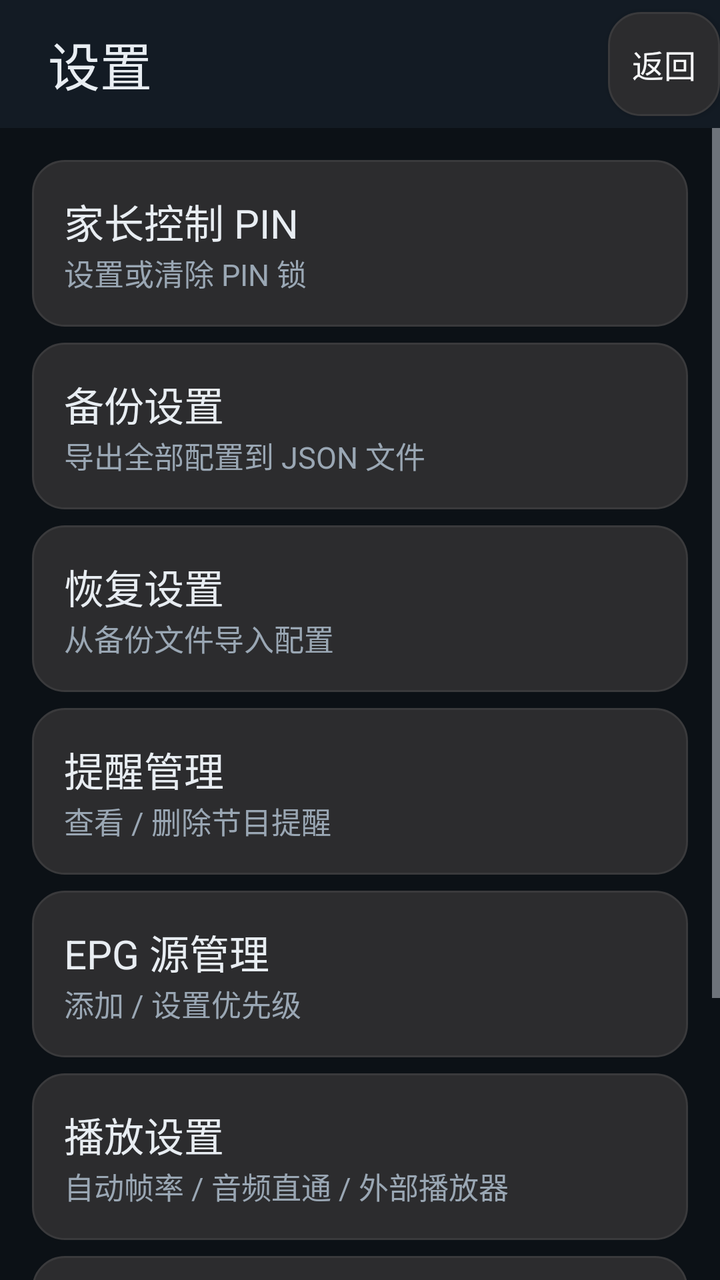
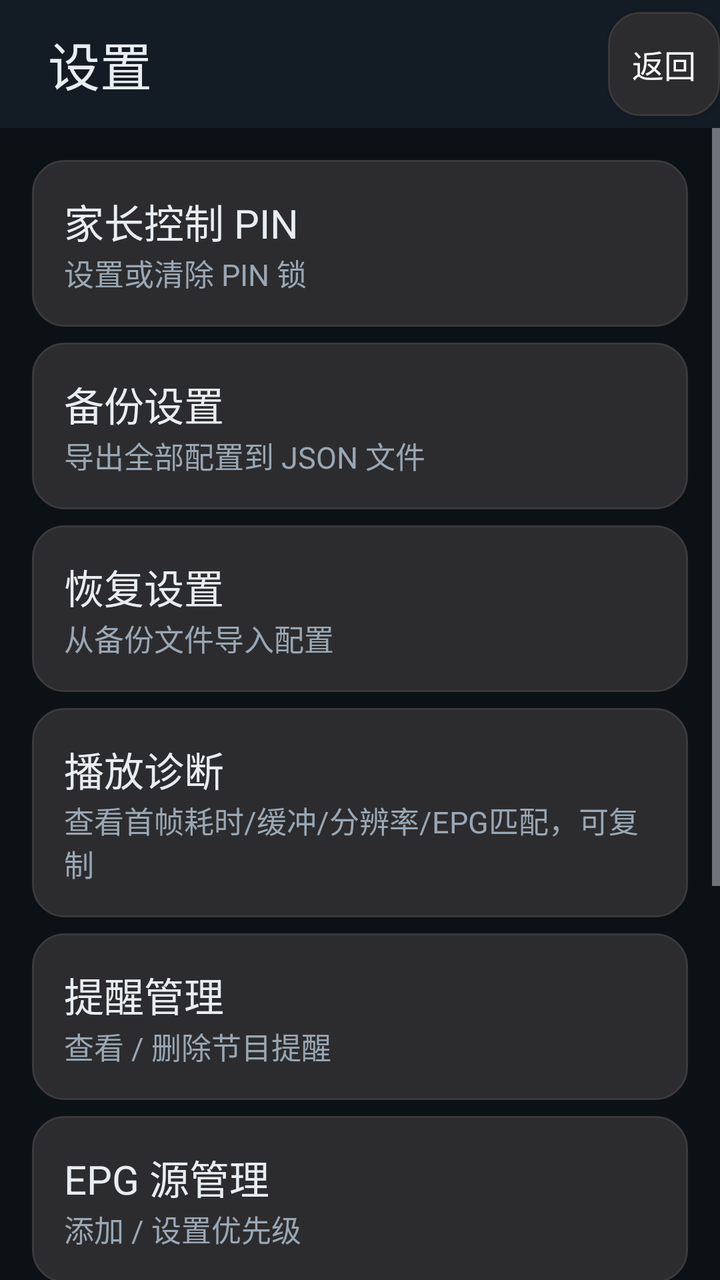

Before-and-after screenshots of an Android layout around one commit, followed by the original layout XML and the change that was made.
<!-- AndroidManifest.xml: application theme IqtvTheme -->
<!-- res/layout/activity_settings.xml -->
<?xml version="1.0" encoding="utf-8"?>
<LinearLayout xmlns:android="http://schemas.android.com/apk/res/android"
    android:layout_width="match_parent"
    android:layout_height="match_parent"
    android:orientation="vertical"
    android:background="#0C1116">

    <LinearLayout
        android:layout_width="match_parent"
        android:layout_height="64dp"
        android:orientation="horizontal"
        android:gravity="center_vertical"
        android:paddingStart="24dp"
        android:background="#131B24">
        <TextView
            android:layout_width="0dp"
            android:layout_height="wrap_content"
            android:layout_weight="1"
            android:text="设置"
            android:textColor="#E8EDF2"
            android:textSize="26sp" />
        <Button android:id="@+id/btn_back" android:layout_width="wrap_content"
            android:layout_height="wrap_content" android:text="返回" android:minWidth="0dp" />
    </LinearLayout>

    <ScrollView android:layout_width="match_parent" android:layout_height="0dp" android:layout_weight="1">
        <LinearLayout android:layout_width="match_parent" android:layout_height="wrap_content"
            android:orientation="vertical" android:padding="16dp">

            <LinearLayout android:id="@+id/row_pin" android:layout_width="match_parent" android:layout_height="wrap_content"
                android:orientation="vertical" android:background="@drawable/focus_border" android:padding="16dp" android:layout_marginBottom="8dp">
                <TextView android:id="@+id/title_pin" android:text="家长控制 PIN" android:textColor="#E8EDF2" android:textSize="20sp" android:layout_width="wrap_content" android:layout_height="wrap_content"/>
                <TextView android:id="@+id/sub_pin" android:text="设置或清除 PIN 锁" android:textColor="#9AA7B4" android:textSize="15sp" android:layout_width="wrap_content" android:layout_height="wrap_content"/>
            </LinearLayout>

            <LinearLayout android:id="@+id/row_backup" android:layout_width="match_parent" android:layout_height="wrap_content"
                android:orientation="vertical" android:background="@drawable/focus_border" android:padding="16dp" android:layout_marginBottom="8dp">
                <TextView android:id="@+id/title_backup" android:text="备份设置" android:textColor="#E8EDF2" android:textSize="20sp" android:layout_width="wrap_content" android:layout_height="wrap_content"/>
                <TextView android:id="@+id/sub_backup" android:text="导出全部配置到 JSON 文件" android:textColor="#9AA7B4" android:textSize="15sp" android:layout_width="wrap_content" android:layout_height="wrap_content"/>
            </LinearLayout>

            <LinearLayout android:id="@+id/row_restore" android:layout_width="match_parent" android:layout_height="wrap_content"
                android:orientation="vertical" android:background="@drawable/focus_border" android:padding="16dp" android:layout_marginBottom="8dp">
                <TextView android:id="@+id/title_restore" android:text="恢复设置" android:textColor="#E8EDF2" android:textSize="20sp" android:layout_width="wrap_content" android:layout_height="wrap_content"/>
                <TextView android:id="@+id/sub_restore" android:text="从备份文件导入配置" android:textColor="#9AA7B4" android:textSize="15sp" android:layout_width="wrap_content" android:layout_height="wrap_content"/>
            </LinearLayout>

            <LinearLayout android:id="@+id/row_reminders" android:layout_width="match_parent" android:layout_height="wrap_content"
                android:orientation="vertical" android:background="@drawable/focus_border" android:padding="16dp" android:layout_marginBottom="8dp">
                <TextView android:id="@+id/title_reminders" android:text="提醒管理" android:textColor="#E8EDF2" android:textSize="20sp" android:layout_width="wrap_content" android:layout_height="wrap_content"/>
                <TextView android:id="@+id/sub_reminders" android:text="查看 / 删除节目提醒" android:textColor="#9AA7B4" android:textSize="15sp" android:layout_width="wrap_content" android:layout_height="wrap_content"/>
            </LinearLayout>

            <LinearLayout android:id="@+id/row_epg_sources" android:layout_width="match_parent" android:layout_height="wrap_content"
                android:orientation="vertical" android:background="@drawable/focus_border" android:padding="16dp" android:layout_marginBottom="8dp">
                <TextView android:id="@+id/title_epg_sources" android:text="EPG 源管理" android:textColor="#E8EDF2" android:textSize="20sp" android:layout_width="wrap_content" android:layout_height="wrap_content"/>
                <TextView android:id="@+id/sub_epg_sources" android:text="添加 / 设置优先级" android:textColor="#9AA7B4" android:textSize="15sp" android:layout_width="wrap_content" android:layout_height="wrap_content"/>
            </LinearLayout>

            <LinearLayout android:id="@+id/row_playback" android:layout_width="match_parent" android:layout_height="wrap_content"
                android:orientation="vertical" android:background="@drawable/focus_border" android:padding="16dp" android:layout_marginBottom="8dp">
                <TextView android:id="@+id/title_playback" android:text="播放设置" android:textColor="#E8EDF2" android:textSize="20sp" android:layout_width="wrap_content" android:layout_height="wrap_content"/>
                <TextView android:id="@+id/sub_playback" android:text="自动帧率 / 音频直通 / 外部播放器" android:textColor="#9AA7B4" android:textSize="15sp" android:layout_width="wrap_content" android:layout_height="wrap_content"/>
            </LinearLayout>

            <LinearLayout android:id="@+id/row_locked" android:layout_width="match_parent" android:layout_height="wrap_content"
                android:orientation="vertical" android:background="@drawable/focus_border" android:padding="16dp" android:layout_marginBottom="8dp">
                <TextView android:id="@+id/title_locked" android:text="锁定频道" android:textColor="#E8EDF2" android:textSize="20sp" android:layout_width="wrap_content" android:layout_height="wrap_content"/>
                <TextView android:id="@+id/sub_locked" android:text="当前锁定 0 个" android:textColor="#9AA7B4" android:textSize="15sp" android:layout_width="wrap_content" android:layout_height="wrap_content"/>
            </LinearLayout>

            <LinearLayout android:id="@+id/row_hidden" android:layout_width="match_parent" android:layout_height="wrap_content"
                android:orientation="vertical" android:background="@drawable/focus_border" android:padding="16dp" android:layout_marginBottom="8dp">
                <TextView android:id="@+id/title_hidden" android:text="隐藏频道" android:textColor="#E8EDF2" android:textSize="20sp" android:layout_width="wrap_content" android:layout_height="wrap_content"/>
                <TextView android:id="@+id/sub_hidden" android:text="当前隐藏 0 个" android:textColor="#9AA7B4" android:textSize="15sp" android:layout_width="wrap_content" android:layout_height="wrap_content"/>
            </LinearLayout>
        </LinearLayout>
    </ScrollView>
</LinearLayout>
<!-- resources referenced by this layout -->
<resources>
  <!-- drawable focus_border (drawable) -->
  <?xml version="1.0" encoding="utf-8"?>
  <selector xmlns:android="http://schemas.android.com/apk/res/android">
      <item android:state_focused="true">
          <shape android:shape="rectangle">
              <stroke android:width="2dp" android:color="#FFFFFFCC" />
              <solid android:color="#3A3A3C" />
              <corners android:radius="16dp" />
          </shape>
      </item>
      <item>
          <shape android:shape="rectangle">
              <stroke android:width="1dp" android:color="#3A3A3C" />
              <solid android:color="#2C2C2E" />
              <corners android:radius="16dp" />
          </shape>
      </item>
  </selector>
  <style name="IqtvTheme" parent="Theme.AppCompat.Light.NoActionBar">
          <item name="android:windowBackground">@color/tm_bg</item>
          <item name="android:colorBackground">@color/tm_bg</item>
          <item name="android:textColorPrimary">@color/tm_text</item>
          <item name="android:textColorSecondary">@color/tm_text_2</item>
          <item name="colorPrimary">@color/tm_focus</item>
          <item name="colorAccent">@color/tm_focus</item>
          <item name="android:colorAccent">@color/tm_focus</item>
          <item name="colorControlHighlight">#22FFFFFF</item>
          <item name="android:windowNoTitle">true</item>
          <item name="android:windowFullscreen">true</item>
          <item name="android:buttonStyle">@style/TvButton</item>
          
          <item name="alertDialogTheme">@style/IqtvDialogTheme</item>
          <item name="android:alertDialogTheme">@style/IqtvDialogTheme</item>
      </style>
  <color name="tm_bg">#FF08090B</color>
  <color name="tm_text">#FFF5F6F7</color>
  <color name="tm_text_2">#FFC9CFD6</color>
  <color name="tm_focus">#FF4FC3F7</color>
  <style name="TvButton" parent="Widget.AppCompat.Button">
          <item name="android:background">@drawable/focus_border</item>
          <item name="android:textColor">@color/tm_text</item>
          <item name="android:textSize">16sp</item>
          <item name="android:minHeight">52dp</item>
          <item name="android:minWidth">88dp</item>
          <item name="android:paddingStart">12dp</item>
          <item name="android:paddingEnd">12dp</item>
      </style>
  <style name="IqtvDialogTheme" parent="Theme.AppCompat.Dialog.Alert">
          <item name="android:background">@color/tm_surface_2</item>
          <item name="android:textColorPrimary">@color/tm_text</item>
          <item name="android:textColorSecondary">@color/tm_text_2</item>
          <item name="colorAccent">@color/tm_focus</item>
          <item name="android:colorAccent">@color/tm_focus</item>
          <item name="android:windowBackground">@drawable/dialog_bg</item>
      </style>
  <color name="tm_surface_2">#E61C1F24</color>
  <!-- drawable dialog_bg (drawable) -->
  <?xml version="1.0" encoding="utf-8"?>
  <shape xmlns:android="http://schemas.android.com/apk/res/android" android:shape="rectangle">
      <solid android:color="#F51C1F24" />
      <stroke android:width="1dp" android:color="#FF3A4049" />
      <corners android:radius="20dp" />
      <padding android:left="8dp" android:top="8dp" android:right="8dp" android:bottom="8dp" />
  </shape>
</resources>

<!-- the commit's change to res/layout/activity_settings.xml (unified diff, before → after) -->
@@ -45,6 +45,12 @@
                 <TextView android:id="@+id/sub_restore" android:text="从备份文件导入配置" android:textColor="#9AA7B4" android:textSize="15sp" android:layout_width="wrap_content" android:layout_height="wrap_content"/>
             </LinearLayout>
 
+            <LinearLayout android:id="@+id/row_diagnostics" android:layout_width="match_parent" android:layout_height="wrap_content"
+                android:orientation="vertical" android:background="@drawable/focus_border" android:padding="16dp" android:layout_marginBottom="8dp">
+                <TextView android:id="@+id/title_diagnostics" android:text="播放诊断" android:textColor="#E8EDF2" android:textSize="20sp" android:layout_width="wrap_content" android:layout_height="wrap_content"/>
+                <TextView android:id="@+id/sub_diagnostics" android:text="查看首帧耗时/缓冲/分辨率/EPG匹配，可复制" android:textColor="#9AA7B4" android:textSize="15sp" android:layout_width="wrap_content" android:layout_height="wrap_content"/>
+            </LinearLayout>
+
             <LinearLayout android:id="@+id/row_reminders" android:layout_width="match_parent" android:layout_height="wrap_content"
                 android:orientation="vertical" android:background="@drawable/focus_border" android:padding="16dp" android:layout_marginBottom="8dp">
                 <TextView android:id="@+id/title_reminders" android:text="提醒管理" android:textColor="#E8EDF2" android:textSize="20sp" android:layout_width="wrap_content" android:layout_height="wrap_content"/>
